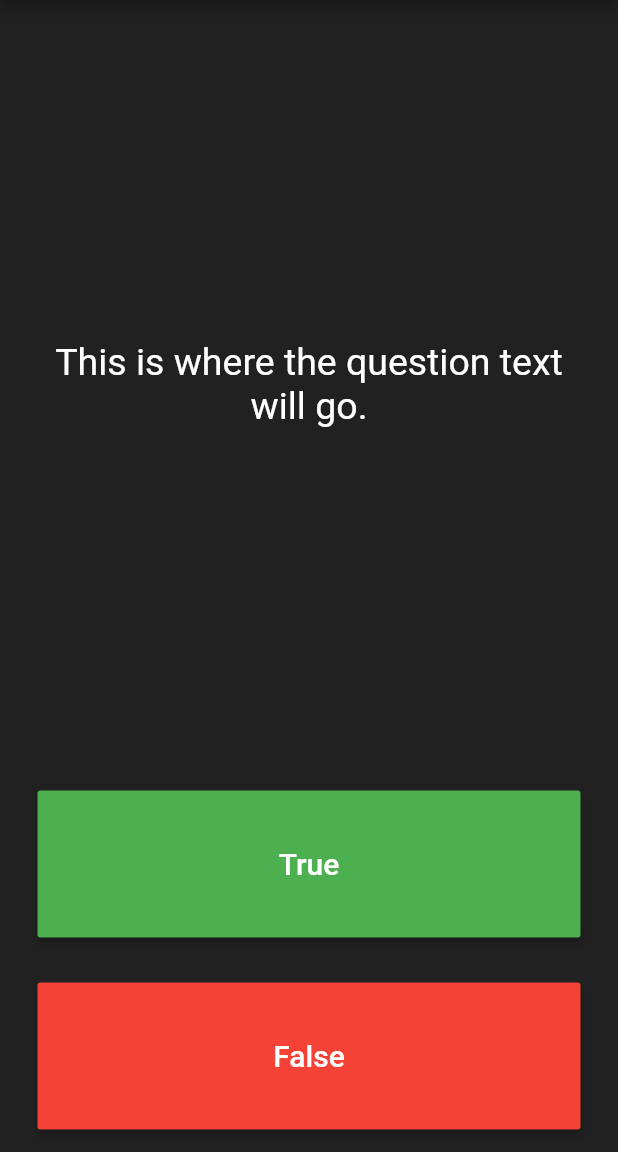
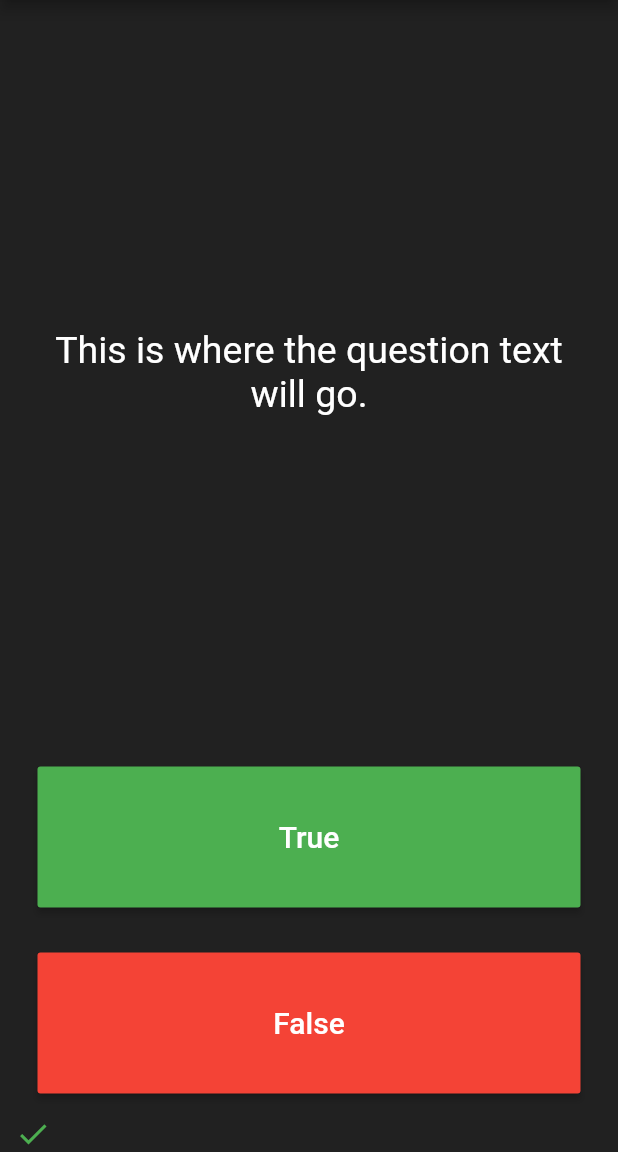
Before and after one commit to dev-nomi/Quizzler, a Flutter app: the screen it shows after launch, after a tap on "True", on a phone screen of 412 x 824 dp, the part 84-1236 px from its top. Run offline on Flutter 3.47's test engine with Material 2 defaults, Android fonts, the phone set to English and light mode, and no system bars.

Commit message:
add list of icons and icon show when button particular button pressed

```diff
--- a/lib/main.dart
+++ b/lib/main.dart
@@ -35,6 +35,7 @@ class QuizPage extends StatefulWidget {
 }
 
 class _QuizPageState extends State<QuizPage> {
+  List<Icon> scoreKeeper = [];
   @override
   Widget build(BuildContext context) {
     return Column(
@@ -67,7 +68,14 @@ class _QuizPageState extends State<QuizPage> {
                   style: TextStyle(fontSize: 20.0, color: Colors.white),
                 ),
                 onPressed: () {
-                  print('hello');
+                  setState(() {
+                    scoreKeeper.add(
+                      Icon(
+                        Icons.check,
+                        color: Colors.green,
+                      ),
+                    );
+                  });
                 }),
           ),
         ),
@@ -81,9 +89,19 @@ class _QuizPageState extends State<QuizPage> {
                   style: TextStyle(fontSize: 20.0, color: Colors.white),
                 ),
                 onPressed: () {
-                  print('hello');
+                  setState(() {
+                    scoreKeeper.add(
+                      Icon(
+                        Icons.close,
+                        color: Colors.red,
+                      ),
+                    );
+                  });
                 }),
           ),
+        ),
+        Row(
+          children: scoreKeeper,
         ),
       ],
     );
```
